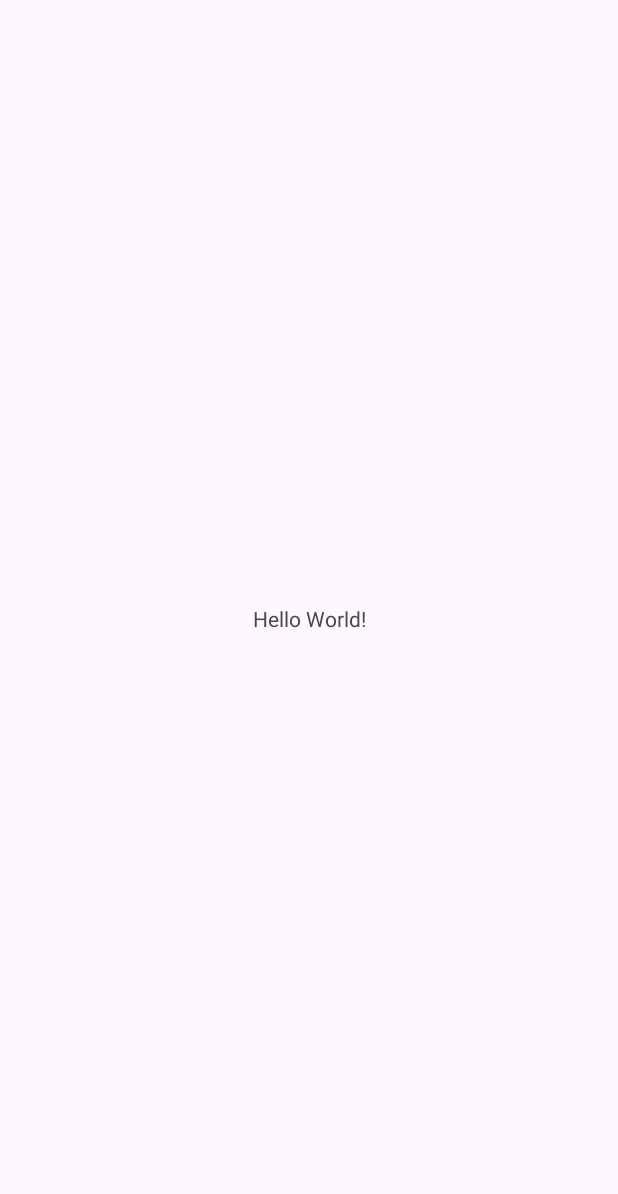
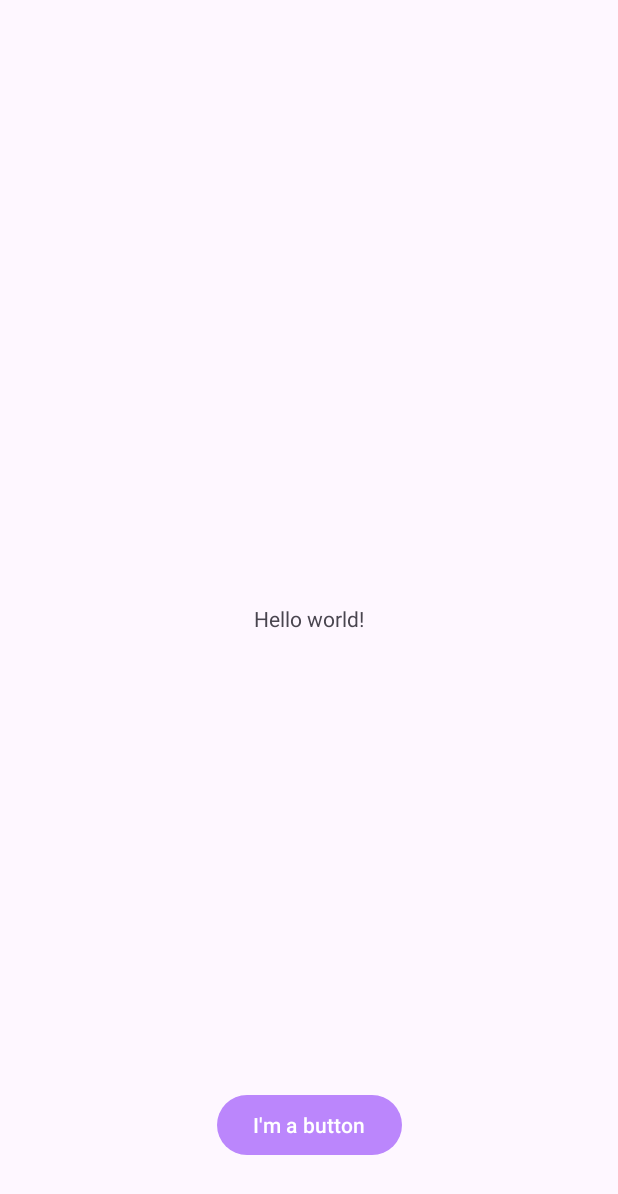
Before and after one commit to AsthaPundir/MyAndroidLabs, an Android app: the screen it shows after launch (MainActivity), on a phone screen of 412 x 824 dp. Before the commit the part shown is almost empty. Shown: the top 1194 px of the screen. Run offline under Robolectric (Android 15) with nearby library versions, the phone set to English and light mode, and no system bars.

Commit message:
Third commit: button and hindi language support.

```diff
--- a/app/src/main/res/layout/activity_main.xml
+++ b/app/src/main/res/layout/activity_main.xml
@@ -9,10 +9,20 @@
     <TextView
         android:layout_width="wrap_content"
         android:layout_height="wrap_content"
-        android:text="Hello World!"
+        android:text="@string/hello_message"
         app:layout_constraintBottom_toBottomOf="parent"
         app:layout_constraintEnd_toEndOf="parent"
         app:layout_constraintStart_toStartOf="parent"
         app:layout_constraintTop_toTopOf="parent" />
 
+    <Button
+        android:layout_width="wrap_content"
+        android:layout_height="wrap_content"
+        android:layout_marginBottom="50dp"
+        android:text="@string/button_message"
+        app:layout_constraintBottom_toBottomOf="parent"
+        app:layout_constraintEnd_toEndOf="parent"
+        app:layout_constraintHorizontal_bias="0.5"
+        app:layout_constraintStart_toStartOf="parent" />
+
 </androidx.constraintlayout.widget.ConstraintLayout>
--- a/app/src/main/res/values/strings.xml
+++ b/app/src/main/res/values/strings.xml
@@ -1,3 +1,5 @@
 <resources>
     <string name="app_name">astha\'s android labs</string>
+    <string name="hello_message">Hello world!</string>
+    <string name="button_message">I\'m a button</string>
 </resources>
```
Also changed, not shown: 1 other file.
